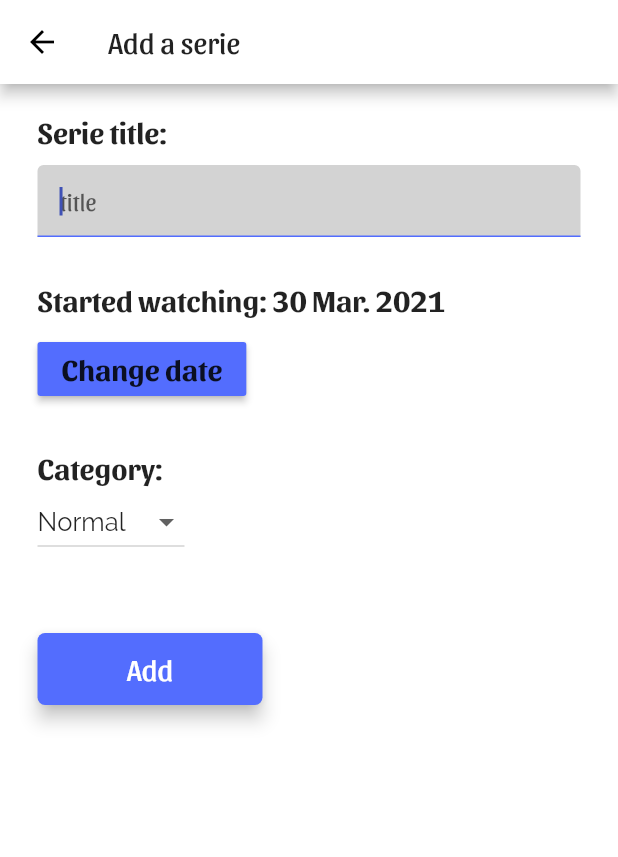
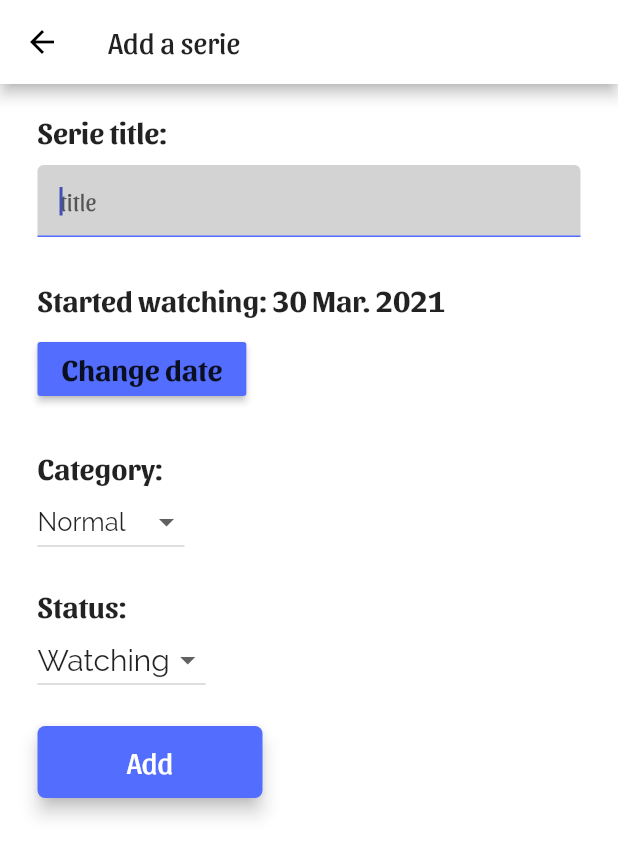
Before and after one commit to Nimlion/Movie-Gems, a Flutter app: the AddSerieScreen screen opened directly, on a phone screen of 412 x 824 dp. Shown: the top 857 px of the screen. Run offline on Flutter 3.47's test engine with Material 2 defaults, Android fonts, the phone set to English and light mode, and no system bars; drawn by our look-alikes of overlay_support; our stand-ins replace cloud_firestore, firebase_auth, firebase_core, flutter_svg, shared_preferences; accounts and stored records are empty.

Commit message:
Serie now keeps track of user status
Serie can now have the status of Watching/Queued or Finished.

```diff
--- a/lib/model/serie.dart
+++ b/lib/model/serie.dart
@@ -1,8 +1,8 @@
-class Serie {
+class Serie implements Comparable {
   String title;
   DateTime startdate;
   int category;
-  String status;
+  int status;
   String tvMazeURL;
   String premiered;
   String type;
@@ -29,7 +29,7 @@ class Serie {
     String title,
     DateTime startdate,
     int category,
-    String status,
+    int status,
     String tvMazeURL,
     String premiered,
     String type,
@@ -61,6 +61,9 @@ class Serie {
         ", " +
         "category: " +
         category.toString() +
+        ", " +
+        "status: " +
+        status.toString() +
         ", " +
         "tvMazeURL: " +
         tvMazeURL.toString() +
@@ -115,4 +118,17 @@ class Serie {
         "tmdbID": this.tmdbID,
         "imdbID": this.imdbID,
       };
+
+  @override
+  int compareTo(other) {
+    if (this == null || other == null) {
+      return null;
+    }
+
+    if (this.status == other.status) {
+      return this.title.compareTo(other.title);
+    }
+
+    return this.status.compareTo(other.status);
+  }
 }
--- a/lib/views/screens/add_serie_screen.dart
+++ b/lib/views/screens/add_serie_screen.dart
@@ -19,6 +19,7 @@ class _AddSerieScreenState extends State<AddSerieScreen> {
   String _titleValue = '';
   DateTime _dateValue = DateTime.now();
   int _category = 0;
+  int _status = 0;
   bool _firstDocumentAdded = false;
 
   DocumentReference seriesDoc = FirebaseFirestore.instance
@@ -32,8 +33,6 @@ class _AddSerieScreenState extends State<AddSerieScreen> {
 
   Future<void> _addDocument() async {
     if (!mounted || _firstDocumentAdded) return;
-    print(ModalRoute.of(context).toString());
-    print(ModalRoute.of(context));
     await seriesDoc.snapshots().forEach((DocumentSnapshot element) {
       if (element.exists == false) {
         seriesDoc.set({});
@@ -70,6 +69,7 @@ class _AddSerieScreenState extends State<AddSerieScreen> {
               "title": tvMazeObject.show["name"],
               "startdate": this._dateValue,
               "category": this._category,
+              "status": this._status,
               "tvMazeURL": tvMazeObject.show["url"],
               "premiered": tvMazeObject.show["premiered"],
               "type": tvMazeObject.show["type"],
@@ -216,6 +216,53 @@ class _AddSerieScreenState extends State<AddSerieScreen> {
         ]);
   }
 
+  Widget _selectStatus() {
+    return Column(
+        crossAxisAlignment: CrossAxisAlignment.start,
+        mainAxisSize: MainAxisSize.min,
+        children: <Widget>[
+          Text(
+            "Status:",
+            style: TextStyle(
+                fontSize: Repo.currFontsize, fontWeight: FontWeight.bold),
+          ),
+          DropdownButton(
+            value: _status,
+            dropdownColor: Colours.primaryColor,
+            style: TextStyle(
+              fontSize: Repo.currFontsize,
+              fontFamily: "Raleway",
+              color: Theme.of(context).textTheme.bodyText1.color,
+            ),
+            items: [
+              DropdownMenuItem(
+                child: Text(
+                  "Watching",
+                ),
+                value: 0,
+              ),
+              DropdownMenuItem(
+                child: Text(
+                  "Queued",
+                ),
+                value: 1,
+              ),
+              DropdownMenuItem(
+                child: Text(
+                  "Finished",
+                ),
+                value: 2,
+              ),
+            ],
+            onChanged: (int value) {
+              setState(() {
+                _status = value;
+              });
+            },
+          ),
+        ]);
+  }
+
   Widget _addButton() {
     return Container(
       width: 150.0,
@@ -259,7 +306,9 @@ class _AddSerieScreenState extends State<AddSerieScreen> {
                     _dateColumn(),
                     SizedBox(height: 30),
                     _selectCategory(),
-                    SizedBox(height: 50),
+                    SizedBox(height: 20),
+                    _selectStatus(),
+                    SizedBox(height: 20),
                     _addButton(),
                     SizedBox(height: 30),
                   ])),
--- a/lib/views/screens/series_overview.dart
+++ b/lib/views/screens/series_overview.dart
@@ -62,7 +62,7 @@ class _SeriesOverview extends State<SeriesPage> {
       }
       if (mounted) {
         setState(() {
-          seriesList.sort((a, b) => a.title.compareTo(b.title));
+          seriesList.sort((a, b) => a.compareTo(b));
         });
       }
     });
@@ -123,9 +123,23 @@ class _SeriesOverview extends State<SeriesPage> {
   }
 
   Widget _serieTile(int index) {
+    String status;
+    switch (seriesList[index].status) {
+      case 0:
+        status = "Watching";
+        break;
+      case 1:
+        status = "Queued";
+        break;
+      case 2:
+        status = "Finished";
+        break;
+      default:
+        status = "Watching";
+    }
     return ListTile(
-      leading: Padding(
-        padding: EdgeInsets.fromLTRB(0, 8, 0, 8),
+      leading: Container(
+        height: double.infinity,
         child: Icon(Icons.live_tv_outlined),
       ),
       title: Text(
@@ -134,11 +148,7 @@ class _SeriesOverview extends State<SeriesPage> {
             color: Colours.primaryColor, fontSize: Repo.currFontsize - 3),
       ),
       subtitle: Text(
-        DateFormat("dd MMM. yyyy")
-                .format(seriesList[index].startdate)
-                .toString() +
-            " - " +
-            seriesList[index].type,
+        status + " - " + seriesList[index].type,
         style:
             TextStyle(fontFamily: "Raleway", fontSize: Repo.currFontsize - 6),
       ),
```
Also changed, not shown: lib/views/screens/serie_details.dart (+78 -2 lines).
